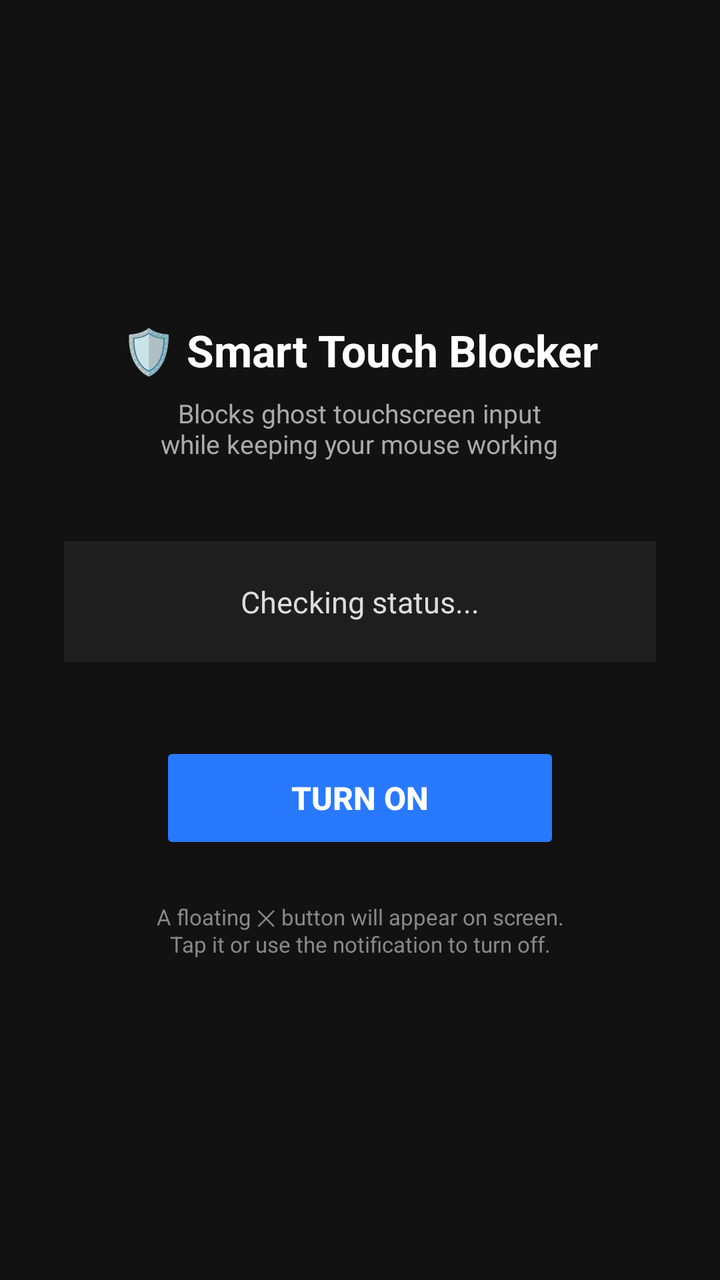
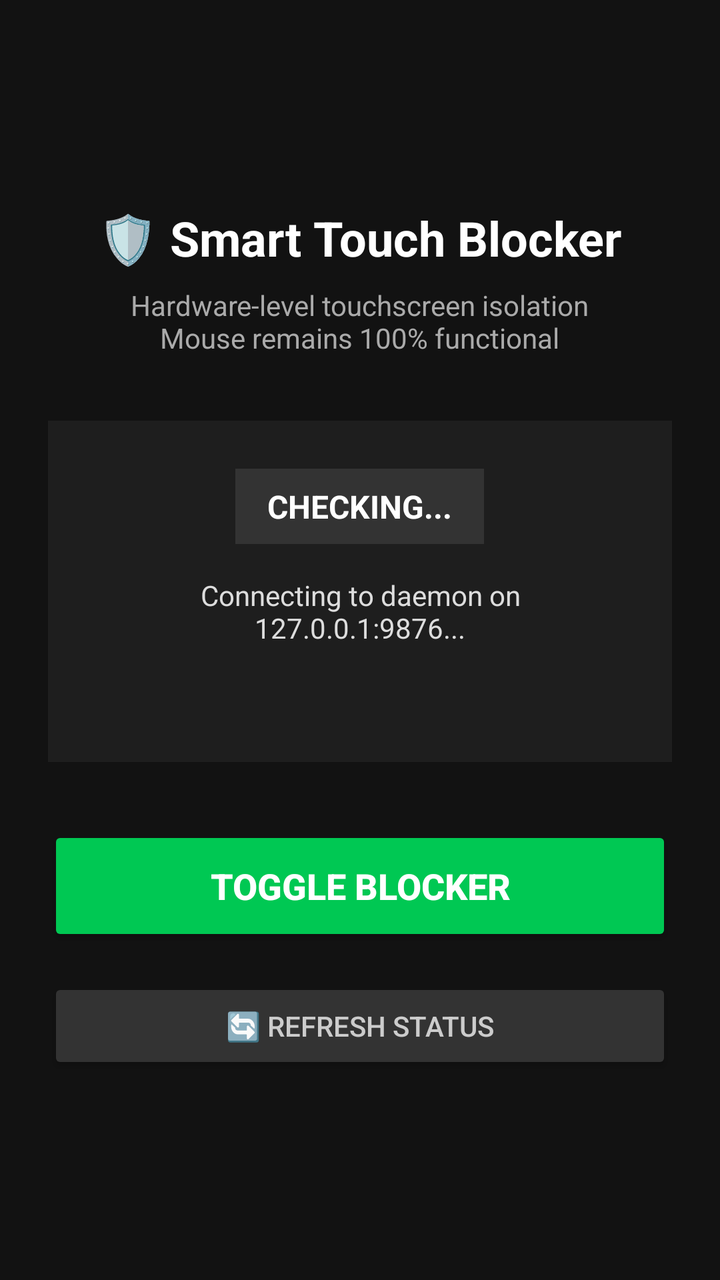

Compare the two renders of this Android layout. The source of the first and the diff that turns it into the second are given below.
<!-- AndroidManifest.xml: application theme AppTheme -->
<!-- res/layout/activity_main.xml -->
<?xml version="1.0" encoding="utf-8"?>
<LinearLayout xmlns:android="http://schemas.android.com/apk/res/android"
    android:layout_width="match_parent"
    android:layout_height="match_parent"
    android:orientation="vertical"
    android:gravity="center"
    android:padding="32dp"
    android:background="#121212">

    <TextView
        android:id="@+id/tv_title"
        android:layout_width="wrap_content"
        android:layout_height="wrap_content"
        android:text="🛡 Smart Touch Blocker"
        android:textColor="#FFFFFF"
        android:textSize="22sp"
        android:textStyle="bold"
        android:layout_marginBottom="8dp" />

    <TextView
        android:layout_width="wrap_content"
        android:layout_height="wrap_content"
        android:text="Blocks ghost touchscreen input\nwhile keeping your mouse working"
        android:textColor="#AAAAAA"
        android:textSize="13sp"
        android:gravity="center"
        android:layout_marginBottom="40dp" />

    <TextView
        android:id="@+id/tv_status"
        android:layout_width="match_parent"
        android:layout_height="wrap_content"
        android:text="Checking status..."
        android:textColor="#DDDDDD"
        android:textSize="15sp"
        android:gravity="center"
        android:padding="20dp"
        android:background="#1E1E1E"
        android:layout_marginBottom="40dp" />

    <Button
        android:id="@+id/btn_toggle"
        android:layout_width="200dp"
        android:layout_height="56dp"
        android:text="Turn ON"
        android:textSize="16sp"
        android:textStyle="bold"
        android:backgroundTint="#2979FF" />

    <TextView
        android:layout_width="wrap_content"
        android:layout_height="wrap_content"
        android:text="A floating ✕ button will appear on screen.\nTap it or use the notification to turn off."
        android:textColor="#888888"
        android:textSize="11sp"
        android:gravity="center"
        android:layout_marginTop="24dp" />

</LinearLayout>
<!-- resources referenced by this layout -->
<resources>
  <style name="AppTheme" parent="android:Theme.Material.NoActionBar">
          <item name="android:colorPrimary">#2979FF</item>
          <item name="android:colorPrimaryDark">#1565C0</item>
          <item name="android:colorAccent">#2979FF</item>
          <item name="android:windowBackground">#121212</item>
          <item name="android:textColorPrimary">#FFFFFF</item>
      </style>
</resources>

<!-- the commit's change to res/layout/activity_main.xml (unified diff, before → after) -->
@@ -4,56 +4,86 @@
     android:layout_height="match_parent"
     android:orientation="vertical"
     android:gravity="center"
-    android:padding="32dp"
+    android:padding="24dp"
     android:background="#121212">
 
     <TextView
-        android:id="@+id/tv_title"
         android:layout_width="wrap_content"
         android:layout_height="wrap_content"
         android:text="🛡 Smart Touch Blocker"
         android:textColor="#FFFFFF"
-        android:textSize="22sp"
+        android:textSize="24sp"
         android:textStyle="bold"
         android:layout_marginBottom="8dp" />
 
     <TextView
         android:layout_width="wrap_content"
         android:layout_height="wrap_content"
-        android:text="Blocks ghost touchscreen input\nwhile keeping your mouse working"
+        android:text="Hardware-level touchscreen isolation\nMouse remains 100% functional"
         android:textColor="#AAAAAA"
-        android:textSize="13sp"
+        android:textSize="14sp"
         android:gravity="center"
-        android:layout_marginBottom="40dp" />
+        android:layout_marginBottom="32dp" />
 
-    <TextView
-        android:id="@+id/tv_status"
+    <LinearLayout
         android:layout_width="match_parent"
         android:layout_height="wrap_content"
-        android:text="Checking status..."
-        android:textColor="#DDDDDD"
-        android:textSize="15sp"
+        android:orientation="vertical"
         android:gravity="center"
-        android:padding="20dp"
         android:background="#1E1E1E"
-        android:layout_marginBottom="40dp" />
+        android:padding="24dp"
+        android:layout_marginBottom="32dp">
+
+        <TextView
+            android:id="@+id/tv_badge"
+            android:layout_width="wrap_content"
+            android:layout_height="wrap_content"
+            android:text="CHECKING..."
+            android:textColor="#FFFFFF"
+            android:textStyle="bold"
+            android:textSize="16sp"
+            android:paddingHorizontal="16dp"
+            android:paddingVertical="8dp"
+            android:background="#333333"
+            android:layout_marginBottom="16dp" />
+
+        <TextView
+            android:id="@+id/tv_status_desc"
+            android:layout_width="wrap_content"
+            android:layout_height="wrap_content"
+            android:text="Connecting to daemon on 127.0.0.1:9876..."
+            android:textColor="#DDDDDD"
+            android:textSize="14sp"
+            android:gravity="center"
+            android:layout_marginBottom="16dp" />
+
+        <TextView
+            android:id="@+id/tv_ghost_count"
+            android:layout_width="wrap_content"
+            android:layout_height="wrap_content"
+            android:text=""
+            android:textColor="#888888"
+            android:textSize="13sp"
+            android:gravity="center" />
+    </LinearLayout>
 
     <Button
-        android:id="@+id/btn_toggle"
-        android:layout_width="200dp"
-        android:layout_height="56dp"
-        android:text="Turn ON"
-        android:textSize="16sp"
+        android:id="@+id/btn_action"
+        android:layout_width="match_parent"
+        android:layout_height="60dp"
+        android:text="TOGGLE BLOCKER"
+        android:textSize="18sp"
         android:textStyle="bold"
-        android:backgroundTint="#2979FF" />
+        android:backgroundTint="#00C853"
+        android:layout_marginBottom="16dp" />
 
-    <TextView
-        android:layout_width="wrap_content"
-        android:layout_height="wrap_content"
-        android:text="A floating ✕ button will appear on screen.\nTap it or use the notification to turn off."
-        android:textColor="#888888"
-        android:textSize="11sp"
-        android:gravity="center"
-        android:layout_marginTop="24dp" />
+    <Button
+        android:id="@+id/btn_refresh"
+        android:layout_width="match_parent"
+        android:layout_height="48dp"
+        android:text="🔄 Refresh Status"
+        android:textSize="14sp"
+        android:backgroundTint="#333333"
+        android:textColor="#CCCCCC" />
 
 </LinearLayout>
